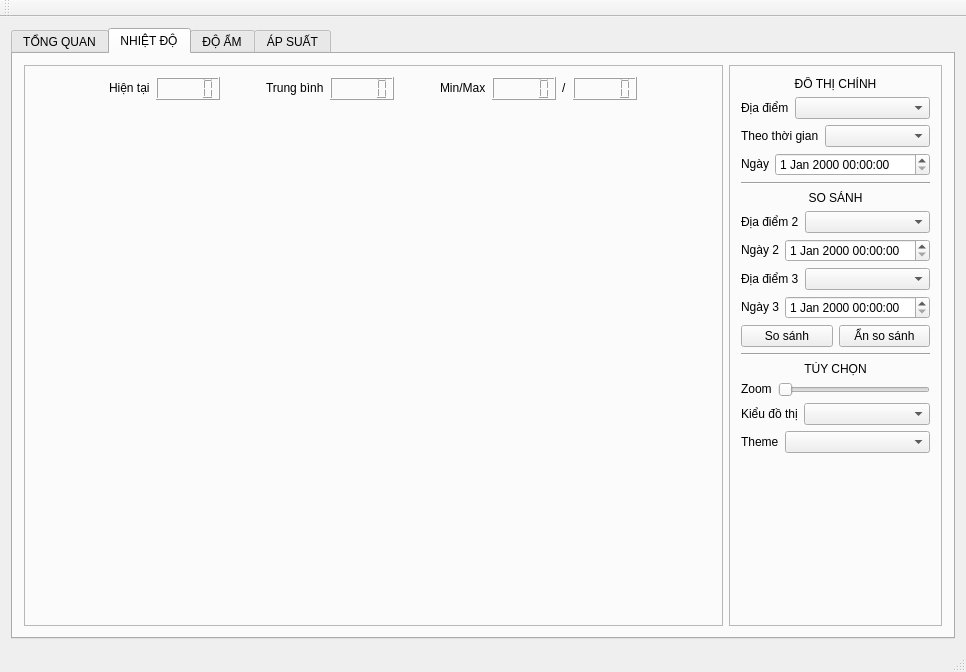
This is mainwindow.ui in beanredarmy/gateway_graphic as Qt 5 draws it before an edit. The edited form follows.
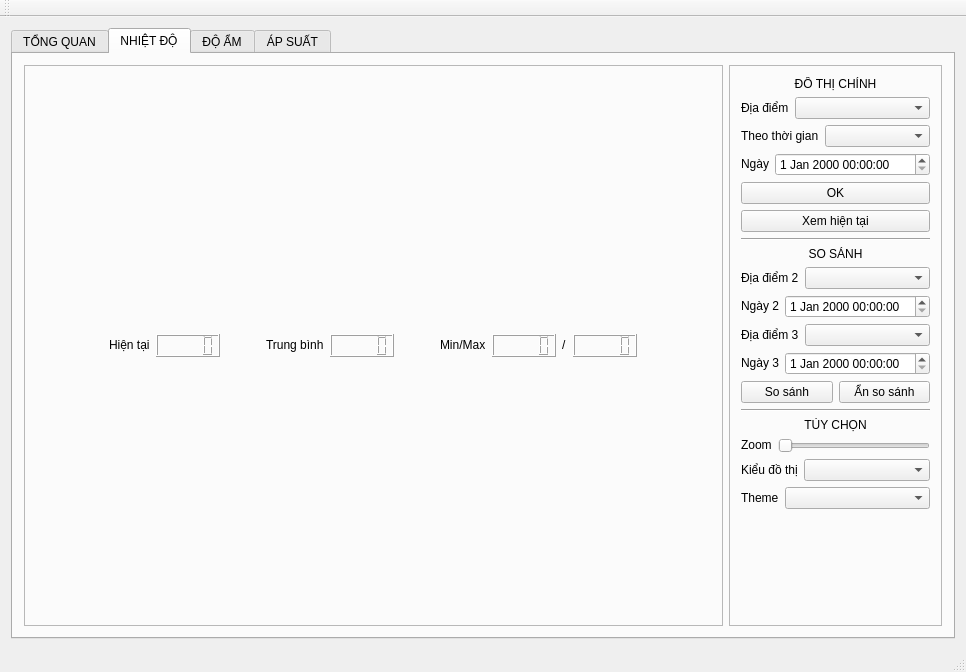
This is the edited form.

The edit to the form file:
```diff
--- a/mainwindow.ui
+++ b/mainwindow.ui
@@ -324,6 +324,29 @@
                </item>
               </layout>
              </item>
+             <item>
+              <widget class="QPushButton" name="pushButton_temp_OK">
+               <property name="sizePolicy">
+                <sizepolicy hsizetype="Minimum" vsizetype="Fixed">
+                 <horstretch>0</horstretch>
+                 <verstretch>0</verstretch>
+                </sizepolicy>
+               </property>
+               <property name="layoutDirection">
+                <enum>Qt::LeftToRight</enum>
+               </property>
+               <property name="text">
+                <string>OK</string>
+               </property>
+              </widget>
+             </item>
+             <item>
+              <widget class="QPushButton" name="pushButton_temp_viewNow">
+               <property name="text">
+                <string>Xem hiện tại</string>
+               </property>
+              </widget>
+             </item>
              <item>
               <widget class="Line" name="line">
                <property name="orientation">
@@ -608,38 +631,6 @@
            <enum>QFrame::Raised</enum>
           </property>
           <layout class="QGridLayout" name="gridLayout_5">
-           <item row="2" column="0">
-            <spacer name="verticalSpacer_2">
-             <property name="orientation">
-              <enum>Qt::Vertical</enum>
-             </property>
-             <property name="sizeType">
-              <enum>QSizePolicy::Expanding</enum>
-             </property>
-             <property name="sizeHint" stdset="0">
-              <size>
-               <width>20</width>
-               <height>40</height>
-              </size>
-             </property>
-            </spacer>
-           </item>
-           <item row="1" column="0">
-            <widget class="QFrame" name="frame_graph_temp">
-             <property name="sizePolicy">
-              <sizepolicy hsizetype="Preferred" vsizetype="Preferred">
-               <horstretch>0</horstretch>
-               <verstretch>0</verstretch>
-              </sizepolicy>
-             </property>
-             <property name="frameShape">
-              <enum>QFrame::StyledPanel</enum>
-             </property>
-             <property name="frameShadow">
-              <enum>QFrame::Raised</enum>
-             </property>
-            </widget>
-           </item>
            <item row="0" column="0">
             <layout class="QHBoxLayout" name="horizontalLayout_11">
              <item>
```
Left out of the diff: 3 changed lines with no effect on the pictures.
